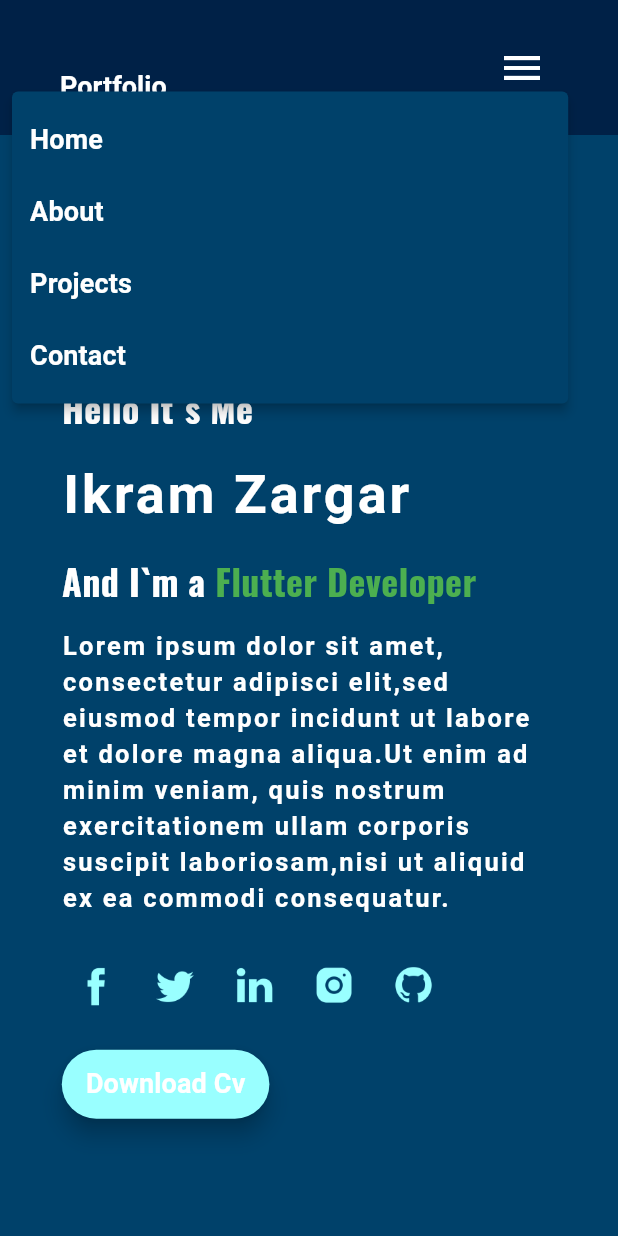
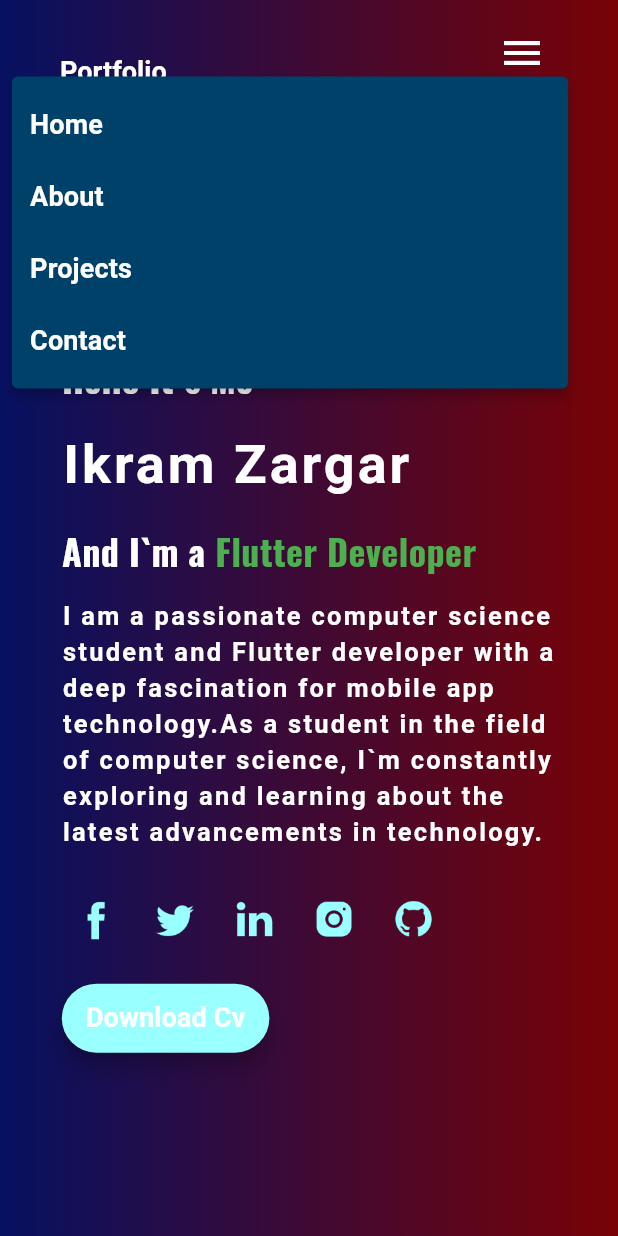
Before and after one commit to ikramzargar/my-portfolio, a Flutter app: the screen it shows after launch, after a tap on the "menu" icon, on a phone screen of 412 x 824 dp. Run offline on Flutter 3.47's test engine with Material 3 defaults, Android fonts, the phone set to English and light mode, and no system bars; drawn by our look-alikes of animated_text_kit, scrollable_positioned_list; our stand-ins replace animate_do, google_fonts; missing offline and left inert: flutter_gradient_app_bar.

Commit message:
added homepage profile pic and added gradient

```diff
--- a/lib/globals/app_colors.dart
+++ b/lib/globals/app_colors.dart
@@ -7,4 +7,18 @@ class AppColor{
   static Color lawGreen = const Color(0xff7CFC00);
   static Color bgColor2 = const Color(0xff00416A);
   static Color robinEdgeBlue = const Color(0xff00CCCC);
+
+  static Gradient gradient1 = const LinearGradient(
+    colors: [Color(0xff780206), Color(0xff061161)],
+    stops: [0, 1],
+    begin: Alignment.centerRight,
+    end: Alignment.centerLeft,
+  );
+  static Gradient gradient2 = const LinearGradient(
+    colors: [Color(0xff780206), Color(0xff061161)],
+    stops: [0, 1],
+    begin: Alignment.bottomLeft,
+    end: Alignment.topRight,
+  );
+
 }
--- a/lib/helper class/helper.dart
+++ b/lib/helper class/helper.dart
@@ -1,11 +1,12 @@
 import 'package:flutter/material.dart';
+import 'package:my_portfolio/globals/app_colors.dart';
 
 class Helper extends StatelessWidget {
   final Widget mobile;
   final Widget tablet;
   final Widget desktop;
   final double paddingWidth;
-  final Color bgColor;
+  final Gradient bgGradient;
 
   const Helper(
       {super.key,
@@ -13,7 +14,7 @@ class Helper extends StatelessWidget {
       required this.tablet,
       required this.desktop,
       required this.paddingWidth,
-      required this.bgColor});
+      required this.bgGradient});
 
   @override
   Widget build(BuildContext context) {
@@ -26,7 +27,9 @@ class Helper extends StatelessWidget {
             //  height: size.height,
               width: size.width,
               alignment: Alignment.center,
-              color: bgColor,
+              decoration: BoxDecoration(
+                  gradient: bgGradient,
+              ),
               padding: EdgeInsetsDirectional.symmetric(
                 vertical: size.height *0.2,
                 horizontal: paddingWidth,
@@ -37,7 +40,10 @@ class Helper extends StatelessWidget {
               //height: size.height,
               width: size.width,
               alignment: Alignment.center,
-              color: bgColor,
+              decoration: BoxDecoration(
+                gradient: bgGradient,
+              ),
+              // color: bgColor,
               padding: EdgeInsetsDirectional.symmetric(
                 vertical: size.height *0.2,
                 horizontal: paddingWidth,
@@ -48,7 +54,10 @@ class Helper extends StatelessWidget {
              // height: size.height,
               width: size.width,
               alignment: Alignment.center,
-              color: bgColor,
+              decoration: BoxDecoration(
+                  gradient:bgGradient,
+              ),
+              // color: bgColor,
               padding: EdgeInsetsDirectional.symmetric(
                 vertical: size.height *0.2,
                 horizontal: paddingWidth,
--- a/lib/views/about_me.dart
+++ b/lib/views/about_me.dart
@@ -25,13 +25,13 @@ class _AboutMeState extends State<AboutMe> {
             const SizedBox(
               height: 35,
             ),
-            buildProfilePic(),
+            // buildProfilePic(),
           ],
         ),
         tablet: Row(
           crossAxisAlignment: CrossAxisAlignment.center,
           children: [
-            buildProfilePic(),
+            // buildProfilePic(),
           const  SizedBox(
               width: 25,
             ),
@@ -49,7 +49,8 @@ class _AboutMeState extends State<AboutMe> {
           ],
         ),
         paddingWidth: size.width * 0.1,
-        bgColor: AppColor.bgColor2,
+
+      bgGradient: AppColor.gradient2,
       );
 
   }
--- a/lib/views/contact.dart
+++ b/lib/views/contact.dart
@@ -96,7 +96,7 @@ class Contact extends StatelessWidget {
         tablet: buildContactForm(),
         desktop: buildContactForm(),
         paddingWidth: size.width * 0.2,
-        bgColor: AppColor.bgColor2,
+        bgGradient: AppColor.gradient2,
       );
   }
 
--- a/lib/views/dashboard.dart
+++ b/lib/views/dashboard.dart
@@ -7,6 +7,7 @@ import 'package:my_portfolio/views/my_projects.dart';
 import 'package:scrollable_positioned_list/scrollable_positioned_list.dart';
 import '../globals/app_colors.dart';
 import '../globals/app_text_styles.dart';
+import 'package:flutter_gradient_app_bar/flutter_gradient_app_bar.dart';
 
 class Dashboard extends StatefulWidget {
   const Dashboard({super.key});
@@ -53,12 +54,17 @@ class _DashboardState extends State<Dashboard> {
   Widget build(BuildContext context) {
     final Size size = MediaQuery.of(context).size;
     return Scaffold(
-      backgroundColor: AppColor.bgColor,
+      backgroundColor: Colors.transparent,
       appBar: AppBar(
-        backgroundColor: AppColor.bgColor,
-        toolbarHeight: 90,
+        flexibleSpace: Container(
+          decoration: BoxDecoration(
+            gradient: AppColor.gradient1,
+          ),
+        ),
+        toolbarHeight: 70,
+       backgroundColor: Colors.transparent,
         titleSpacing: 40,
-        elevation: 0,
+        elevation: 2,
         title: LayoutBuilder(
           builder: (context, constraints) {
             if (constraints.maxWidth < 768) {
@@ -161,7 +167,7 @@ class _DashboardState extends State<Dashboard> {
       child: Text(
         menuItems[index],
         style: AppTextStyles.headerTextStyle()
-            .copyWith(color: hover ? AppColor.themeColor : Colors.white),
+            .copyWith(color: hover ? Colors.green : Colors.white),
       ),
     );
   }
--- a/lib/views/home_page.dart
+++ b/lib/views/home_page.dart
@@ -53,9 +53,10 @@ class _HomePageState extends State<HomePage> {
           Expanded(child: buildHomePersonalInfo(size)),
           const ProfileAnimation(),
         ],
-        ), paddingWidth: size.width * 0.1, bgColor: AppColor.bgColor2,
+      ),
+      paddingWidth: size.width * 0.1,
+      bgGradient: AppColor.gradient1,
     );
-
   }
 
   Column buildHomePersonalInfo(Size size) {
@@ -115,10 +116,8 @@ class _HomePageState extends State<HomePage> {
           duration: const Duration(milliseconds: 1600),
           child: Expanded(
             child: Text(
-              'Lorem ipsum dolor sit amet, consectetur adipisci elit,'
-              'sed eiusmod tempor incidunt ut labore et dolore magna aliqua.'
-              'Ut enim ad minim veniam, quis nostrum exercitationem ullam corporis suscipit laboriosam,'
-              'nisi ut aliquid ex ea commodi consequatur.',
+    'I am a passionate computer science student and Flutter developer with a deep fascination for mobile app technology.'
+    'As a student in the field of computer science, I`m constantly exploring and learning about the latest advancements in technology.',
               style: AppTextStyles.normalStyle(),
             ),
           ),
--- a/lib/views/my_projects.dart
+++ b/lib/views/my_projects.dart
@@ -55,7 +55,8 @@ class _MyProjectsState extends State<MyProjects> {
           buildProjectGridView(crossAxisCount: 3),
         ],
       ),
-      paddingWidth: size.width * 0.1, bgColor: AppColor.bgColor2,
+      paddingWidth: size.width * 0.1,
+      bgGradient: AppColor.gradient1,
     );
   }
 
--- a/lib/widgets/profile_animations.dart
+++ b/lib/widgets/profile_animations.dart
@@ -22,7 +22,7 @@ class _ProfileAnimationState extends State<ProfileAnimation>
           ..repeat(reverse: true);
 
     _animation =
-        Tween(begin: Offset(0,0.1), end: Offset(0, 0.2)).animate(_controller);
+        Tween(begin: Offset(0,0), end: Offset(0, 0.1)).animate(_controller);
   }
   @override
   void dispose() {
@@ -37,7 +37,7 @@ class _ProfileAnimationState extends State<ProfileAnimation>
       child: Image.asset(
         AppAssets.profile1,
         width: 360,
-        height: 390,
+        height: 400,
       ),
     );
   }
--- a/pubspec.yaml
+++ b/pubspec.yaml
@@ -39,6 +39,7 @@ dependencies:
   animated_text_kit: ^4.2.2
   animate_do: ^3.3.4
   scrollable_positioned_list: ^0.3.8
+  flutter_gradient_app_bar: ^0.3.1
 
 dev_dependencies:
   flutter_test:
```
Also changed, not shown: assets/images/pro1.png, pubspec.lock. Lines whose indentation alone changed are shown as unchanged.
